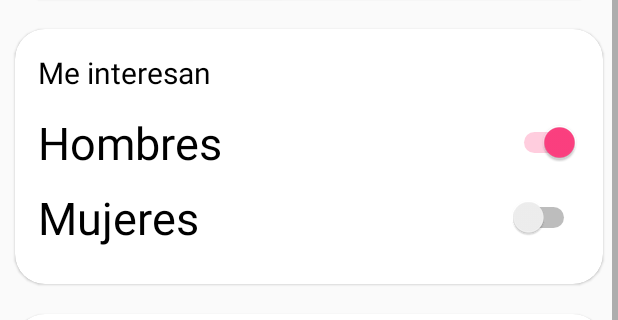
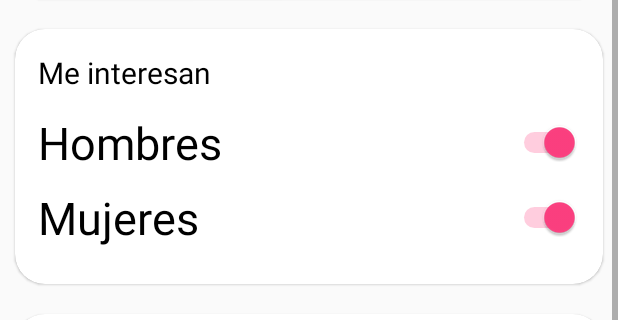
Before and after one commit to alelevinas/link-up-android, an Android app: the PreferencesActivity screen opened directly, with no data from a screen before it, on a phone screen of 412 x 824 dp, the part 205-525 px from its top. Run offline under Robolectric (Android 15) with nearby library versions, the phone set to English and light mode, and no system bars; libraries missing offline, so code that uses them is left out: org.florescu.android; plain views replace RangeSeekBar; 2 statements that could not run were skipped.

Commit message:
UAT completed on preferences layout

```diff
--- a/app/src/main/java/com/fiuba/tdp/linkup/views/PreferencesActivity.java
+++ b/app/src/main/java/com/fiuba/tdp/linkup/views/PreferencesActivity.java
@@ -8,6 +8,8 @@ import android.widget.Button;
 
 import com.fiuba.tdp.linkup.R;
 
+import org.florescu.android.rangeseekbar.RangeSeekBar;
+
 public class PreferencesActivity extends AppCompatActivity {
 
     @Override
@@ -17,6 +19,10 @@ public class PreferencesActivity extends AppCompatActivity {
 
         getSupportActionBar().setDisplayHomeAsUpEnabled(true);
 
+        RangeSeekBar rangeSeekBarDistance = (RangeSeekBar) findViewById(R.id.seekbar_distance);
+        rangeSeekBarDistance.setSelectedMaxValue(10);
+
+
         /*button.setOnClickListener(new View.OnClickListener() {
             @Override
             public void onClick(View view) {
--- a/app/src/main/res/layout/preferences.xml
+++ b/app/src/main/res/layout/preferences.xml
@@ -86,6 +86,7 @@
                         android:layout_width="match_parent"
                         android:layout_height="wrap_content"
                         android:layout_marginTop="90dp"
+                        android:checked="true"
                         android:text="Mujeres"
                         android:textSize="30sp" />
 
@@ -123,8 +124,8 @@
                         android:layout_width="match_parent"
                         android:layout_height="wrap_content"
                         android:layout_marginTop="40dp"
-                        app:absoluteMaxValue="100"
-                        app:absoluteMinValue="1"
+                        app:absoluteMaxValue="50"
+                        app:absoluteMinValue="5"
                         app:activateOnDefaultValues="true"
                         app:activeColor="@color/colorAccent"
                         app:barHeight="2dp"
@@ -170,7 +171,7 @@
                         android:layout_width="match_parent"
                         android:layout_height="wrap_content"
                         android:layout_marginTop="30dp"
-                        app:absoluteMaxValue="70"
+                        app:absoluteMaxValue="99"
                         app:absoluteMinValue="18"
                         app:activateOnDefaultValues="true"
                         app:activeColor="@color/colorAccent"
```
